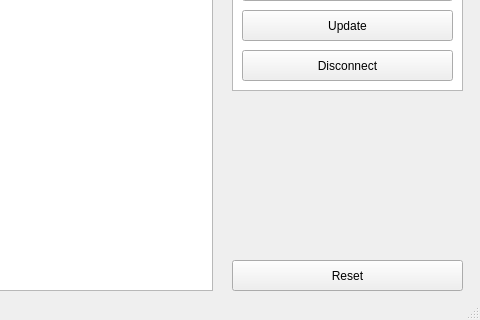
nearkyh/seafloor-mapping, file main.ui: the form before one commit; both pictures show x 518 to 998 and y 460 to 780 of the 998 by 780 pixel window.
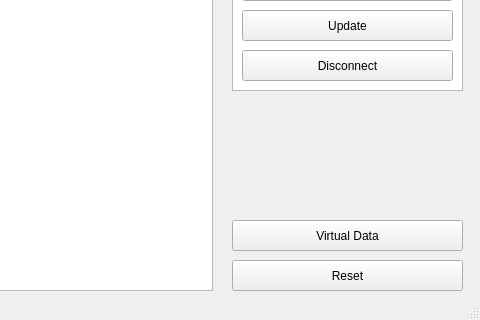
The form after the commit. Icons and pictures are not drawn.

Commit message: 3D Mapping using virtual data

Patch:
```diff
--- a/main.ui
+++ b/main.ui
@@ -289,6 +289,19 @@
      <string>Disconnect</string>
     </property>
    </widget>
+   <widget class="QPushButton" name="pushButton_virtualData">
+    <property name="geometry">
+     <rect>
+      <x>750</x>
+      <y>680</y>
+      <width>231</width>
+      <height>31</height>
+     </rect>
+    </property>
+    <property name="text">
+     <string>Virtual Data</string>
+    </property>
+   </widget>
    <zorder>listWidget_2</zorder>
    <zorder>listWidget</zorder>
    <zorder>listWidget_customData</zorder>
```
Left out of the diff: 1 changed line with no effect on the pictures. The commit also changes 7 other files.
